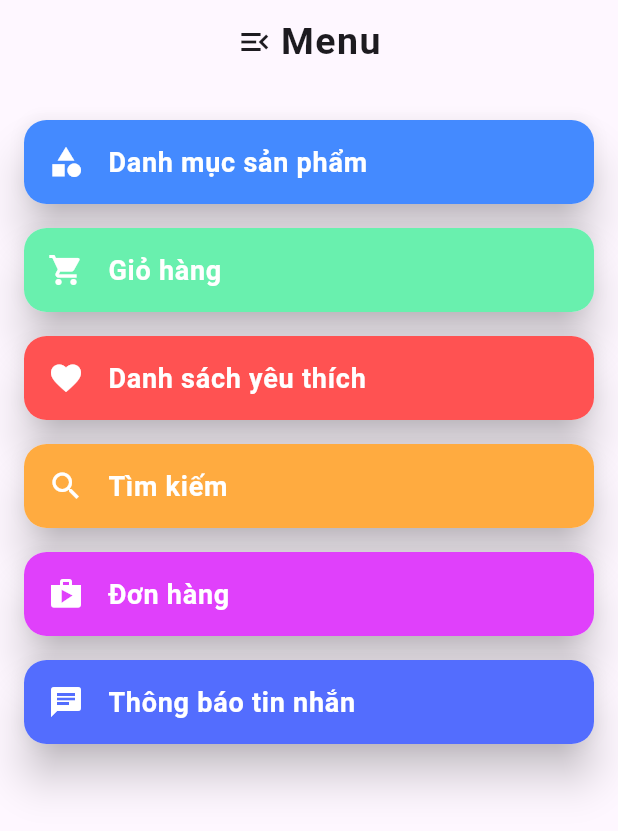
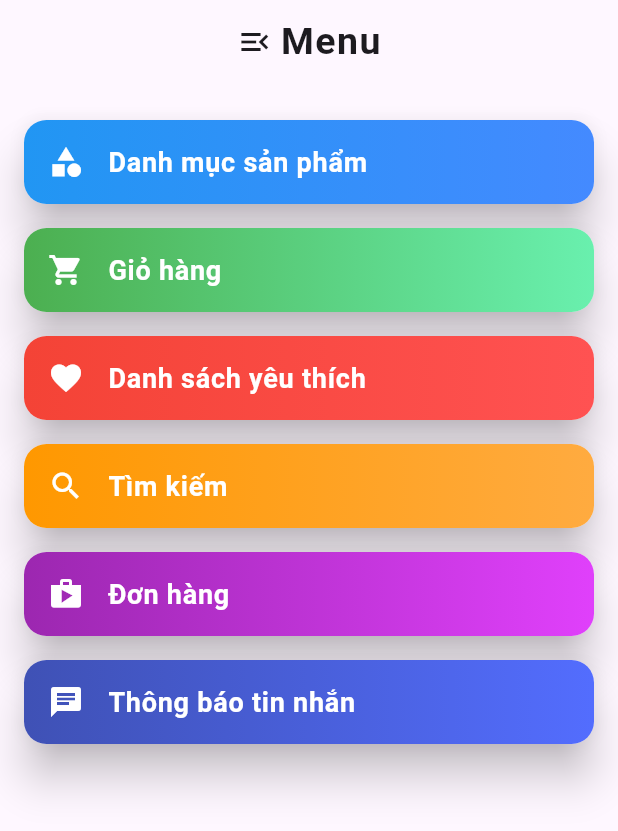
Before and after one commit to NQTuan1520/nqt_shop_app, a Flutter app: the MenuScreen screen opened directly, on a phone screen of 412 x 824 dp. Shown: the top 831 px of the screen. Run offline on Flutter 3.47's test engine with Material 3 defaults, Android fonts, the phone set to English and light mode, and no system bars; our stand-ins replace animated_bottom_navigation_bar, cached_network_image, cloud_firestore, custom_rating_bar, firebase_auth, firebase_core and 14 more; missing offline and left inert: country_state_city_picker, flutter_stripe, rating_summary; accounts and stored records are empty.

Commit message:
style: change color gradient

```diff
--- a/lib/views/screens/menu_screen.dart
+++ b/lib/views/screens/menu_screen.dart
@@ -30,24 +30,25 @@ class MenuScreen extends StatelessWidget {
         padding: EdgeInsets.all(16),
         children: [
           _buildMenuItem(context, 'Danh mục sản phẩm', '/category', Icons.category,
-              Colors.blueAccent),
+              [Colors.blue[500]!, Colors.blueAccent]),
           _buildMenuItem(context, 'Giỏ hàng', '/cart', Icons.shopping_cart,
-              Colors.greenAccent),
+              [Colors.green[500]!, Colors.greenAccent]),
           _buildMenuItem(context, 'Danh sách yêu thích', '/wishlist', Icons.favorite,
-              Colors.redAccent),
-          _buildMenuItem(
-              context, 'Tìm kiếm', '/search', Icons.search, Colors.orangeAccent),
-          _buildMenuItem(
-              context, 'Đơn hàng', '/order', Icons.shop, Colors.purpleAccent),
+              [Colors.red[500]!, Colors.redAccent]),
+          _buildMenuItem(context, 'Tìm kiếm', '/search', Icons.search,
+              [Colors.orange[500]!, Colors.orangeAccent]),
+          _buildMenuItem(context, 'Đơn hàng', '/order', Icons.shop,
+              [Colors.purple[500]!, Colors.purpleAccent]),
           _buildMenuItem(context, 'Thông báo tin nhắn', '/chat', Icons.chat,
-              Colors.indigoAccent),
+              [Colors.indigo[500]!, Colors.indigoAccent]),
+
         ],
       ),
     );
   }
 
   Widget _buildMenuItem(BuildContext context, String title, String route,
-      IconData icon, Color color) {
+      IconData icon, List<Color> gradientColors) {
     return Card(
       margin: EdgeInsets.symmetric(vertical: 8),
       elevation: 12,
@@ -56,12 +57,22 @@ class MenuScreen extends StatelessWidget {
       ),
       child: Material(
         borderRadius: BorderRadius.circular(15),
-        color: color,
+        color: Colors.transparent,
         child: InkWell(
           onTap: () {
             Navigator.pushNamed(context, route);
           },
           borderRadius: BorderRadius.circular(15),
+          child: Container(
+            decoration: BoxDecoration(
+              borderRadius: BorderRadius.circular(15),
+              gradient: LinearGradient(
+                colors: gradientColors,
+                begin: Alignment.centerLeft,
+                end: Alignment.centerRight,
+                tileMode: TileMode.clamp,
+              ),
+            ),
             child: ListTile(
               leading: Icon(
                 icon,
@@ -79,6 +90,8 @@ class MenuScreen extends StatelessWidget {
             ),
           ),
         ),
+      ),
     );
   }
+
 }
```
Also changed, not shown: lib/vendor/views/screens/vendor_menu_screen.dart (+21 -10 lines). Lines whose indentation alone changed are shown as unchanged.
